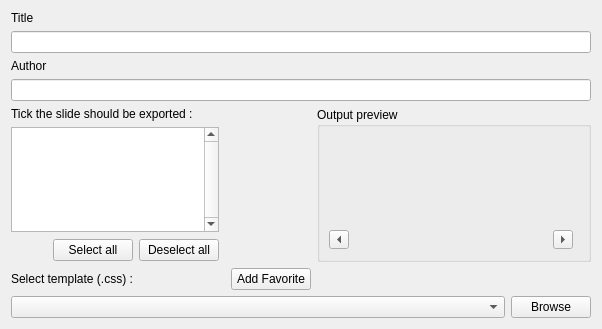
Above: kpresenter/part/ui/KPrHtmlExport.ui from KDE/calligra-history before the change. Below: the same form after it.
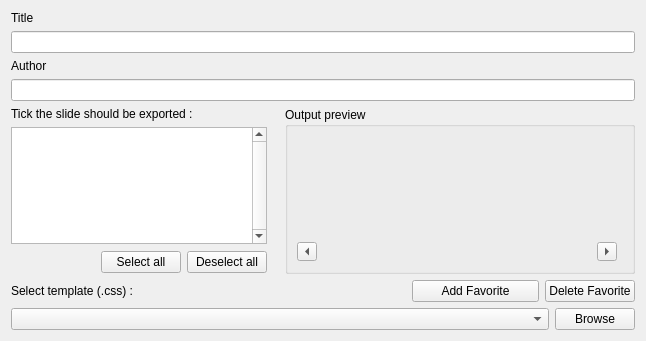
That is the form after the change. Custom widgets are drawn as their Qt base class.

Commit message: Add delete CSS favorite button, but need a recursive rmdir to be finished. And now the kcombobox of CSS will be updated for each favorite modification.

```diff
--- a/kpresenter/part/ui/KPrHtmlExport.ui
+++ b/kpresenter/part/ui/KPrHtmlExport.ui
@@ -6,10 +6,16 @@
    <rect>
     <x>0</x>
     <y>0</y>
-    <width>562</width>
-    <height>329</height>
+    <width>646</width>
+    <height>341</height>
    </rect>
   </property>
+  <property name="sizePolicy">
+   <sizepolicy hsizetype="Minimum" vsizetype="Preferred">
+    <horstretch>0</horstretch>
+    <verstretch>0</verstretch>
+   </sizepolicy>
+  </property>
   <property name="windowTitle">
    <string>HTML Export</string>
   </property>
@@ -223,12 +229,42 @@
    <item row="3" column="0" colspan="6">
     <widget class="KLineEdit" name="klineedit_author"/>
    </item>
-   <item row="7" column="4">
-    <widget class="KPushButton" name="buttonAddFavorite">
-     <property name="text">
-      <string>Add Favorite</string>
-     </property>
-    </widget>
+   <item row="7" column="5">
+    <layout class="QGridLayout" name="gridLayout_3">
+     <item row="0" column="1">
+      <widget class="KPushButton" name="buttonAddFavorite">
+       <property name="sizePolicy">
+        <sizepolicy hsizetype="Expanding" vsizetype="Fixed">
+         <horstretch>0</horstretch>
+         <verstretch>0</verstretch>
+        </sizepolicy>
+       </property>
+       <property name="text">
+        <string>Add Favorite</string>
+       </property>
+      </widget>
+     </item>
+     <item row="0" column="3">
+      <widget class="KPushButton" name="buttonDelFavorite">
+       <property name="text">
+        <string>Delete Favorite</string>
+       </property>
+      </widget>
+     </item>
+     <item row="0" column="0">
+      <spacer name="horizontalSpacer_3">
+       <property name="orientation">
+        <enum>Qt::Horizontal</enum>
+       </property>
+       <property name="sizeHint" stdset="0">
+        <size>
+         <width>40</width>
+         <height>20</height>
+        </size>
+       </property>
+      </spacer>
+     </item>
+    </layout>
    </item>
   </layout>
  </widget>
```
The commit also changes 2 other files.
